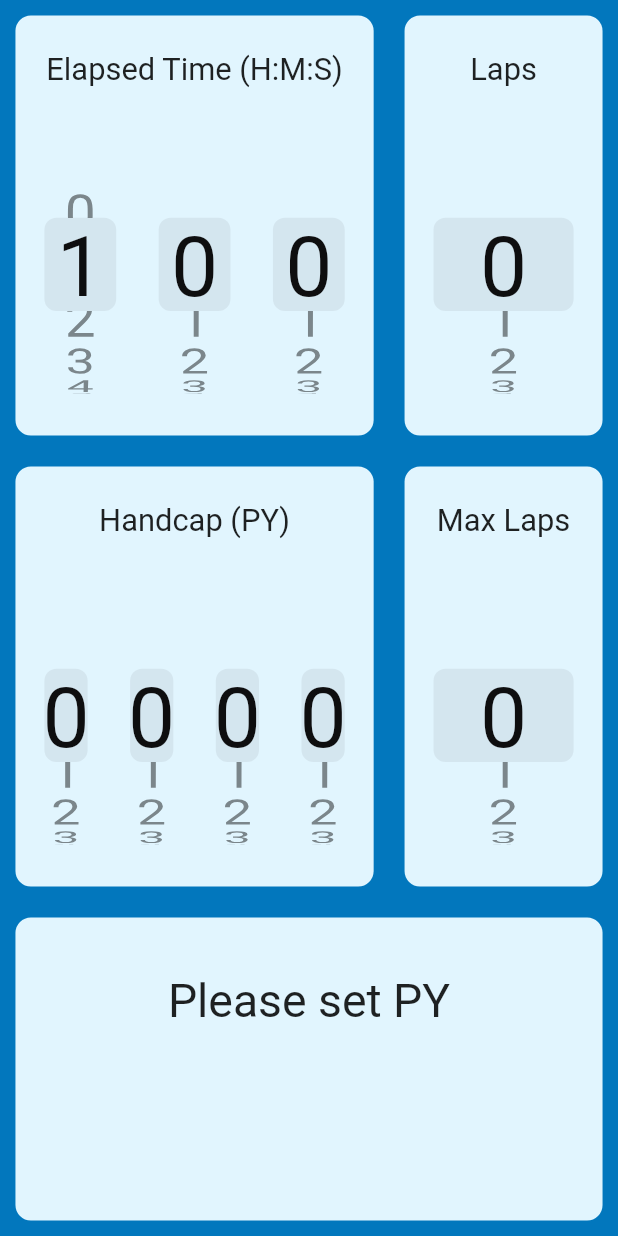
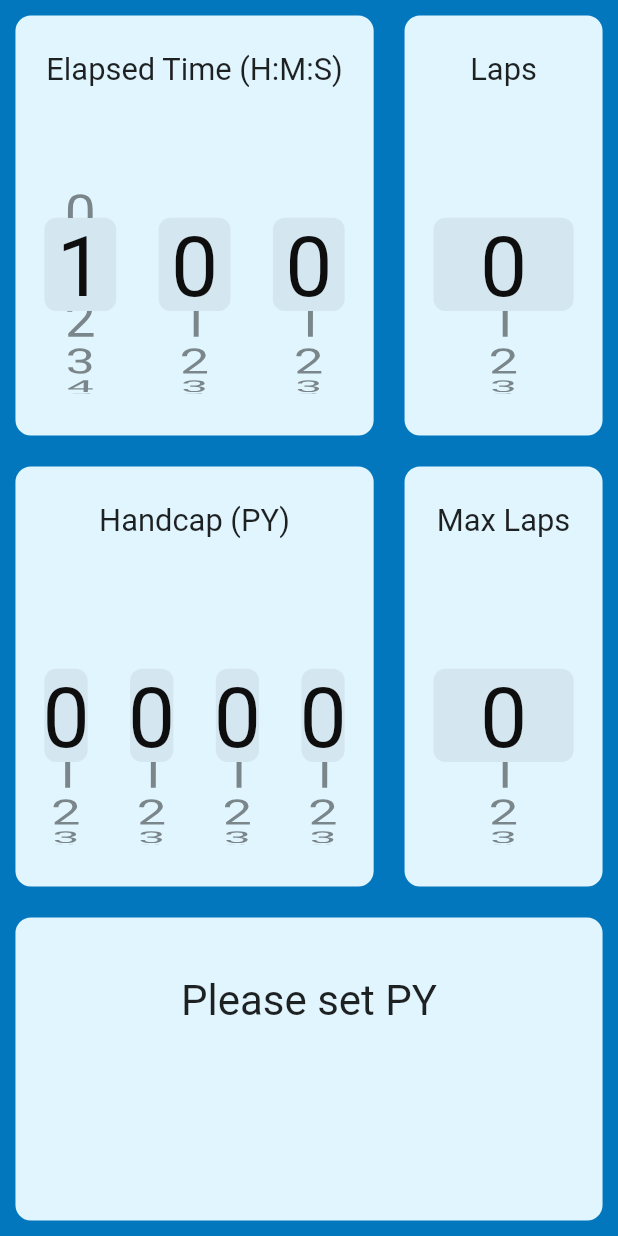
Before and after one commit to davidanew/pycalc_flutter, a Flutter app: the screen it shows after launch, after a tap on an icon or button, on a phone screen of 412 x 824 dp. Run offline on Flutter 3.47's test engine with Material 2 defaults, Android fonts, the phone set to English and light mode, and no system bars; our stand-ins replace rxdart.

```diff
--- a/lib/constants.dart
+++ b/lib/constants.dart
@@ -5,7 +5,7 @@ const double kPaddingFraction = 0.025;
 const double kSpacingFraction = 0.025;
 const double kRadiusFraction = 0.025;
 const double kInputTextFraction = 0.05;
-const double kLabelTextFraction = 0.075;
+const double kLabelTextFraction = 0.068;
 const double kOutputTextFraction = 0.1;
 
 const Color kBackgroundColor = Color(0xFF0277BD);
--- a/lib/main.dart
+++ b/lib/main.dart
@@ -5,8 +5,16 @@ import 'package:pycalc_flutter/controller.dart';
 import 'package:pycalc_flutter/constants.dart';
 import 'package:pycalc_flutter/statics.dart';
 import 'package:pycalc_flutter/picker_container.dart';
+import 'package:flutter/services.dart';
 
-void main() => runApp(MyApp());
+//void main() => runApp(MyApp());
+
+void main() {
+  SystemChrome.setPreferredOrientations(
+      [DeviceOrientation.portraitUp, DeviceOrientation.portraitDown]).then((_) {
+    runApp(MyApp());
+  });
+}
 
 class MyApp extends StatelessWidget {
   @override
--- a/lib/picker_container.dart
+++ b/lib/picker_container.dart
@@ -14,6 +14,7 @@ class PickerContainer extends StatelessWidget {
     return Container(
       //Layout builder used to calculate font size and item extent
       child: LayoutBuilder(builder: (context, constraint) {
+        //print('Running layout builder for picker sizing');
         return CupertinoTheme(
           data: CupertinoThemeData(
             textTheme: CupertinoTextThemeData(
--- a/lib/statics.dart
+++ b/lib/statics.dart
@@ -24,6 +24,7 @@ class SizeConfig {
     screenHeight = _mediaQueryData.size.height;
 
     aspectRatio = screenWidth / screenHeight;
+    print('Running size calculations');
     print('Aspect ratio is $aspectRatio');
 
     /*
@@ -48,23 +49,18 @@ class SizeConfig {
 
     So this is right
 
-    Now need method to calculate this. Scaling should always be 1 or less than
-
     */
 
-    final double scaleFactor = maxAspectRatio / aspectRatio;
+    final double arScaleFactor = maxAspectRatio / aspectRatio;
+    final double uiScale = min(arScaleFactor, 1);
 
-    //rename height limited scale factor
+    inputTextSize = screenWidth * kInputTextFraction * uiScale;
+    labelTextSize = screenWidth * kLabelTextFraction * uiScale;
+    outputTextSize = screenWidth * kOutputTextFraction * uiScale;
 
-    final double fontScale = min(scaleFactor, 1);
-
-    inputTextSize = screenWidth * kInputTextFraction * fontScale;
-    labelTextSize = screenWidth * kLabelTextFraction * fontScale;
-    outputTextSize = screenWidth * kOutputTextFraction * fontScale;
-
-    margin = screenWidth * kMarginFraction * fontScale;
-    padding = screenWidth * kPaddingFraction * fontScale;
-    spacing = screenWidth * kSpacingFraction * fontScale;
-    radius = screenWidth * kRadiusFraction * fontScale;
+    margin = screenWidth * kMarginFraction * uiScale;
+    padding = screenWidth * kPaddingFraction * uiScale;
+    spacing = screenWidth * kSpacingFraction * uiScale;
+    radius = screenWidth * kRadiusFraction * uiScale;
   }
 }
```
